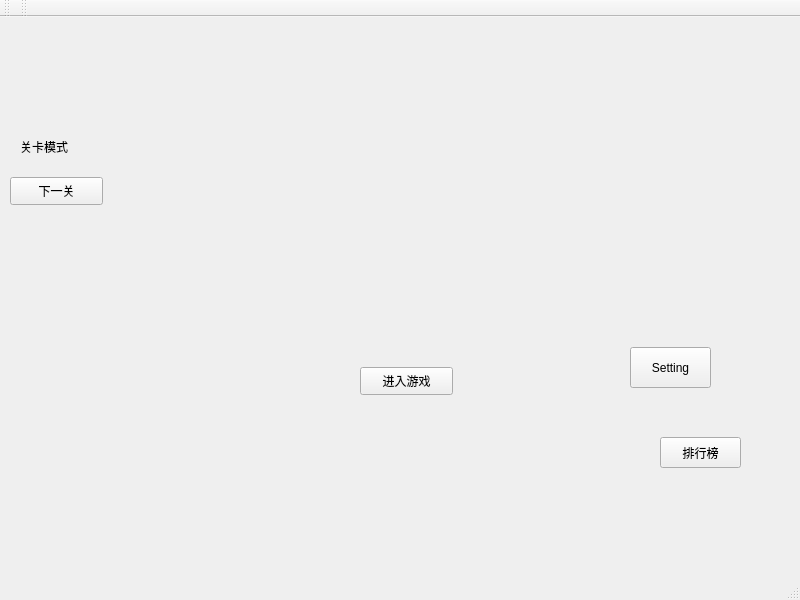
Qt form mainwindow.ui (NorthOuterTowner/Bejeweled4) before a commit.
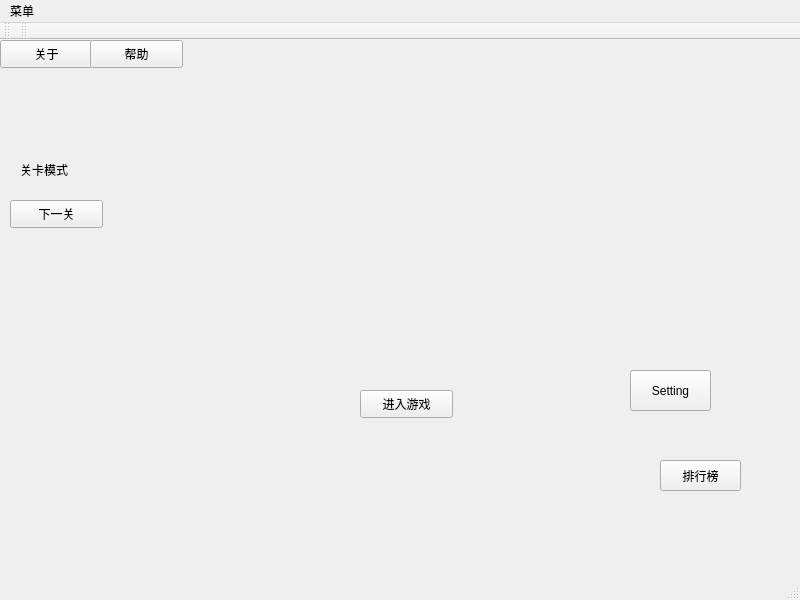
The same form after that commit.

Commit message: 帮助和关于界面

Patch:
```diff
--- a/mainwindow.ui
+++ b/mainwindow.ui
@@ -79,6 +79,32 @@
      <string>排行榜</string>
     </property>
    </widget>
+   <widget class="QPushButton" name="About">
+    <property name="geometry">
+     <rect>
+      <x>0</x>
+      <y>0</y>
+      <width>93</width>
+      <height>28</height>
+     </rect>
+    </property>
+    <property name="text">
+     <string>关于</string>
+    </property>
+   </widget>
+   <widget class="QPushButton" name="Help">
+    <property name="geometry">
+     <rect>
+      <x>90</x>
+      <y>0</y>
+      <width>93</width>
+      <height>28</height>
+     </rect>
+    </property>
+    <property name="text">
+     <string>帮助</string>
+    </property>
+   </widget>
   </widget>
   <widget class="QMenuBar" name="menubar">
    <property name="geometry">
@@ -86,9 +112,17 @@
      <x>0</x>
      <y>0</y>
      <width>800</width>
-     <height>18</height>
+     <height>25</height>
     </rect>
    </property>
+   <widget class="QMenu" name="menu">
+    <property name="title">
+     <string>菜单</string>
+    </property>
+    <addaction name="actionAbout"/>
+    <addaction name="actionRule"/>
+   </widget>
+   <addaction name="menu"/>
   </widget>
   <widget class="QStatusBar" name="statusbar"/>
   <widget class="QToolBar" name="toolBar">
```
Left out of the diff: 10 changed lines with no effect on the pictures. The commit also changes 42 other files.
